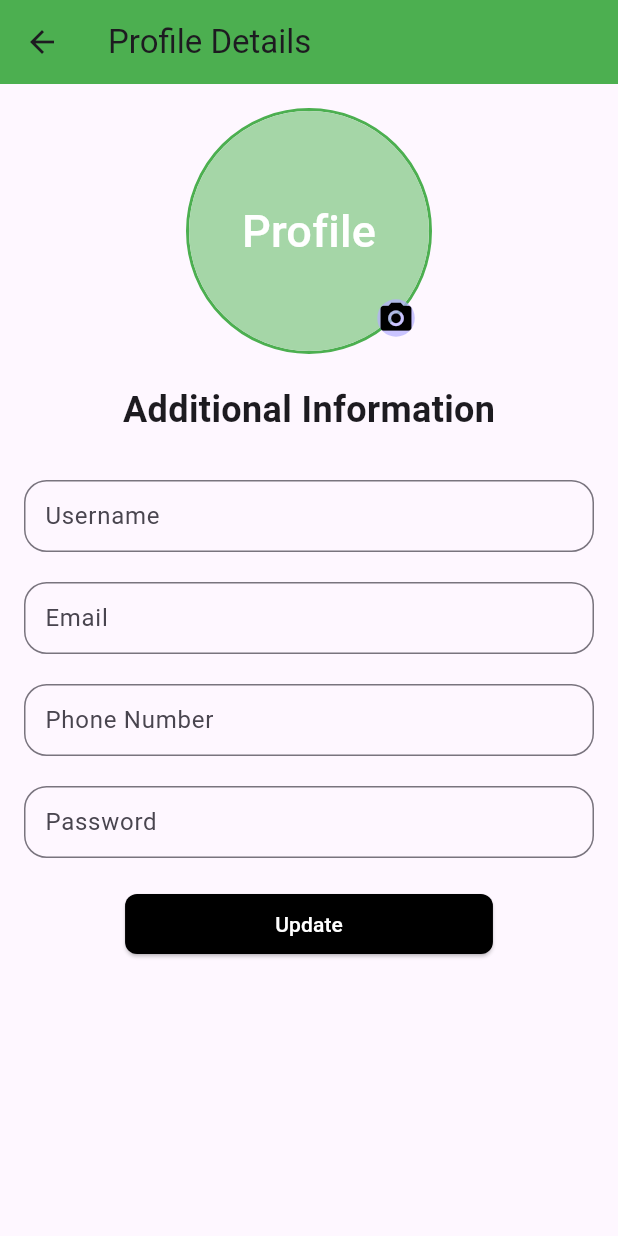
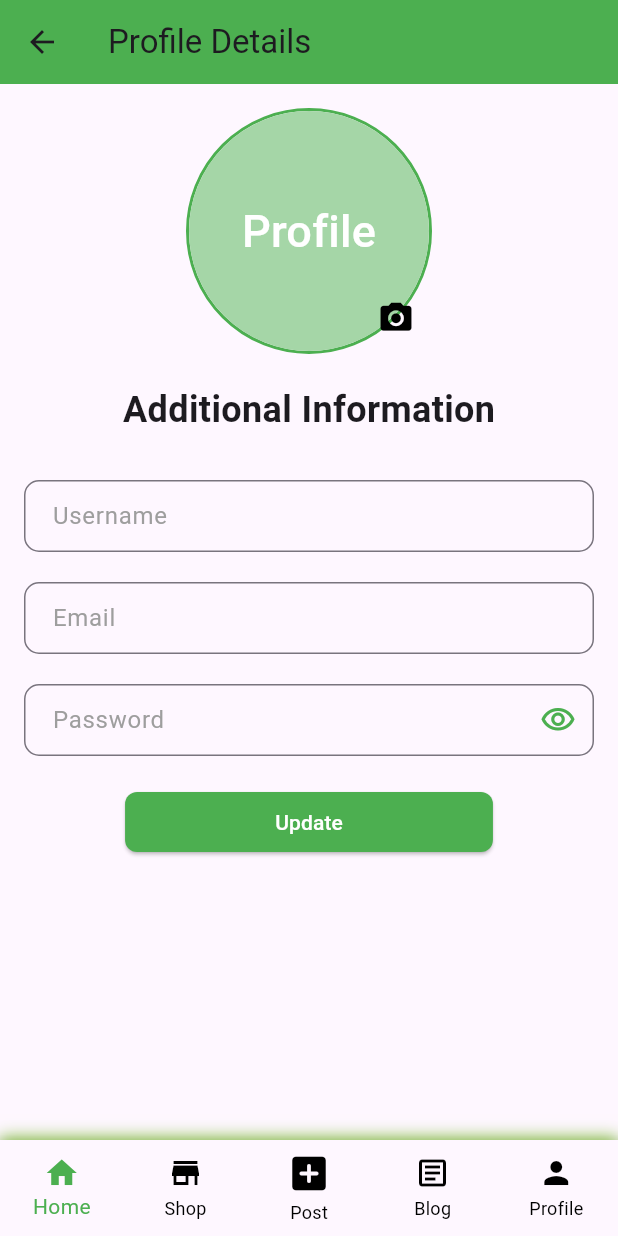
Before and after one commit to D-Binara/iwb102-team-novices, a Flutter app: the ProfileDetails screen opened directly, on a phone screen of 412 x 824 dp. Run offline on Flutter 3.47's test engine with Material 3 defaults, Android fonts, the phone set to English and light mode, and no system bars; our stand-ins replace image_picker.

Commit message:
Modify textfield and modify navbar

```diff
--- a/frontend/lib/components/NavBar.dart
+++ b/frontend/lib/components/NavBar.dart
@@ -3,6 +3,8 @@ import 'package:frontend/screens/Blog_Page.dart';
 import 'package:frontend/screens/Home_Page.dart';
 import 'package:frontend/screens/Profile_Page.dart';
 import 'package:frontend/screens/Shop_Page.dart';
+
+import '../screens/Profile/Add_Post.dart';
 
 class NavBar extends StatefulWidget {
   const NavBar({super.key});
@@ -35,10 +37,16 @@ class _NavBarState extends State<NavBar> {
       case 2:
         Navigator.pushReplacement(
           context,
+          MaterialPageRoute(builder: (context) => const AddPost()),
+        );
+        break;
+      case 3:
+        Navigator.pushReplacement(
+          context,
           MaterialPageRoute(builder: (context) => const BlogPage()),
         );
         break;
-      case 3:
+      case 4:
         Navigator.pushReplacement(
           context,
           MaterialPageRoute(builder: (context) => const Profile()),
@@ -75,6 +83,12 @@ class _NavBarState extends State<NavBar> {
             label: 'Shop',
           ),
           BottomNavigationBarItem(
+            icon: Icon(Icons.add_box_rounded,
+              size: 30.0,
+            ),
+            label: 'Post',
+          ),
+          BottomNavigationBarItem(
             icon: Icon(Icons.article_outlined),
             label: 'Blog',
           ),
--- a/frontend/lib/screens/Profile/Profile_Details.dart
+++ b/frontend/lib/screens/Profile/Profile_Details.dart
@@ -1,4 +1,5 @@
 import 'package:flutter/material.dart';
+import 'package:frontend/components/NavBar.dart';
 import 'package:image_picker/image_picker.dart';
 import 'dart:io';
 
@@ -10,7 +11,9 @@ class ProfileDetails extends StatefulWidget {
 }
 
 class _ProfileDetailsState extends State<ProfileDetails> {
+  final _formKey = GlobalKey<FormState>(); // Form key to manage form state
   File? _image; // File to store the selected image
+  bool _isPasswordVisible = false; // Visibility of the password
 
   // Function to pick an image from the gallery
   Future<void> _pickImage() async {
@@ -83,6 +86,16 @@ class _ProfileDetailsState extends State<ProfileDetails> {
     });
   }
 
+  // Function to validate and update the form
+  void _validateAndSubmit() {
+    if (_formKey.currentState!.validate()) {
+      // If the form is valid, perform the update action
+      ScaffoldMessenger.of(context).showSnackBar(
+        const SnackBar(content: Text('Form is valid, updating...')),
+      );
+    }
+  }
+
   @override
   Widget build(BuildContext context) {
     return GestureDetector(
@@ -98,6 +111,8 @@ class _ProfileDetailsState extends State<ProfileDetails> {
         resizeToAvoidBottomInset: true, // Allows the body to resize when keyboard shows
         body: SingleChildScrollView( // Makes the page scrollable
           padding: const EdgeInsets.all(16.0),
+          child: Form(
+            key: _formKey, // Assign the form key to the form
             child: Column(
               mainAxisAlignment: MainAxisAlignment.start,
               children: [
@@ -130,7 +145,7 @@ class _ProfileDetailsState extends State<ProfileDetails> {
                         icon: Container(
                           decoration: const BoxDecoration(
                             shape: BoxShape.circle,
-                          color: Color(0xB4B4AFFF), // Background color for the icon
+                            color: Colors.transparent, // Background color for the icon
                           ),
                           child: const Icon(
                             Icons.camera_alt, // Camera icon
@@ -152,58 +167,103 @@ class _ProfileDetailsState extends State<ProfileDetails> {
                 ),
                 const SizedBox(height: 30), // Space below the title
 
-              // Form Fields
-              TextField(
+                // Username Field
+                TextFormField(
                   decoration: InputDecoration(
-                  labelText: "Username",
+                    labelText: 'Username',
+                    hintText: 'Enter your username',
+                    labelStyle: const TextStyle(color: Colors.grey),
+                    contentPadding: const EdgeInsets.symmetric(vertical: 10.0, horizontal: 15.0),
                     border: OutlineInputBorder(
-                    borderRadius: BorderRadius.circular(15.0), // Set the border radius
+                      borderRadius: BorderRadius.circular(10),
+                      borderSide: const BorderSide(color: Colors.black),
                     ),
-                  contentPadding: const EdgeInsets.symmetric(vertical: 10.0, horizontal: 10.0), // Adjust size by padding
+                    focusedBorder: OutlineInputBorder(
+                      borderRadius: BorderRadius.circular(10),
+                      borderSide: const BorderSide(color: Colors.green),
                     ),
+                  ),
+                  validator: (value) {
+                    if (value == null || value.isEmpty) {
+                      return 'Please enter the username'; // Error message
+                    }
+                    return null;
+                  },
                 ),
                 const SizedBox(height: 20), // Space between fields
 
-              TextField(
+                // Email Field
+                TextFormField(
+                  keyboardType: TextInputType.emailAddress,
                   decoration: InputDecoration(
-                  labelText: "Email",
+                    labelText: 'Email',
+                    hintText: 'Enter your email address',
+                    labelStyle: const TextStyle(color: Colors.grey),
+                    contentPadding: const EdgeInsets.symmetric(vertical: 10.0, horizontal: 15.0),
                     border: OutlineInputBorder(
-                    borderRadius: BorderRadius.circular(15.0), // Set the border radius
+                      borderRadius: BorderRadius.circular(10),
+                      borderSide: const BorderSide(color: Colors.black),
                     ),
-                  contentPadding: const EdgeInsets.symmetric(vertical: 10.0, horizontal: 10.0), // Adjust size by padding
+                    focusedBorder: OutlineInputBorder(
+                      borderRadius: BorderRadius.circular(10),
+                      borderSide: const BorderSide(color: Colors.green),
                     ),
+                  ),
+                  validator: (value) {
+                    if (value == null || value.isEmpty) {
+                      return 'Please enter a valid email'; // Error message
+                    } else if (!RegExp(r'^[a-zA-Z0-9._%+-]+@[a-zA-Z0-9.-]+\.[a-zA-Z]{2,}$').hasMatch(value)) {
+                      return 'Please enter a valid email'; // Email validation error
+                    }
+                    return null;
+                  },
                 ),
                 const SizedBox(height: 20), // Space between fields
 
-              TextField(
+                // Password Field with visibility toggle
+                TextFormField(
+                  obscureText: !_isPasswordVisible,
                   decoration: InputDecoration(
-                  labelText: "Phone Number",
+                    labelText: 'Password',
+                    hintText: 'Enter the password',
+                    labelStyle: const TextStyle(color: Colors.grey),
+                    contentPadding: const EdgeInsets.symmetric(vertical: 10.0, horizontal: 15.0),
                     border: OutlineInputBorder(
-                    borderRadius: BorderRadius.circular(15.0), // Set the border radius
+                      borderRadius: BorderRadius.circular(10),
+                      borderSide: const BorderSide(color: Colors.black),
                     ),
-                  contentPadding: const EdgeInsets.symmetric(vertical: 10.0, horizontal: 10.0), // Adjust size by padding
+                    focusedBorder: OutlineInputBorder(
+                      borderRadius: BorderRadius.circular(10),
+                      borderSide: const BorderSide(color: Colors.green),
+                    ),
+                    suffixIcon: IconButton(
+                      icon: Icon(
+                        _isPasswordVisible ? Icons.visibility_off : Icons.visibility_outlined,
+                        color: Colors.green,
+                      ),
+                      onPressed: () {
+                        setState(() {
+                          _isPasswordVisible = !_isPasswordVisible; // Toggle password visibility
+                        });
+                      },
                     ),
                   ),
-              const SizedBox(height: 20), // Space between fields
-
-              TextField(
-                decoration: InputDecoration(
-                  labelText: "Password",
-                  border: OutlineInputBorder(
-                    borderRadius: BorderRadius.circular(15.0), // Set the border radius
-                  ),
-                  contentPadding: const EdgeInsets.symmetric(vertical: 10.0, horizontal: 10.0), // Adjust size by padding
-                ),
+                  validator: (value) {
+                    if (value == null || value.isEmpty) {
+                      return 'Please enter a password'; // Error message
+                    } else if (value.length < 6) {
+                      return 'Password must be at least 6 characters'; // Length validation error
+                    }
+                    return null;
+                  },
                 ),
                 const SizedBox(height: 20), // Space below the last field
 
                 // Update Button
                 ElevatedButton(
-                onPressed: () {
-                  // Handle the update button press
-                },
+                  onPressed: _validateAndSubmit, // Call validation and submission
                   style: ElevatedButton.styleFrom(
-                  backgroundColor: Colors.black, // Button color
+                    backgroundColor: Colors.green, // Button color
                     padding: const EdgeInsets.symmetric(vertical: 10, horizontal: 100),
                     shape: RoundedRectangleBorder(
                       borderRadius: BorderRadius.circular(8), // Rounded corners
@@ -218,6 +278,8 @@ class _ProfileDetailsState extends State<ProfileDetails> {
             ),
           ),
         ),
+        bottomNavigationBar: const NavBar(),
+      ),
     );
   }
 }
```
Lines whose indentation alone changed are shown as unchanged.
